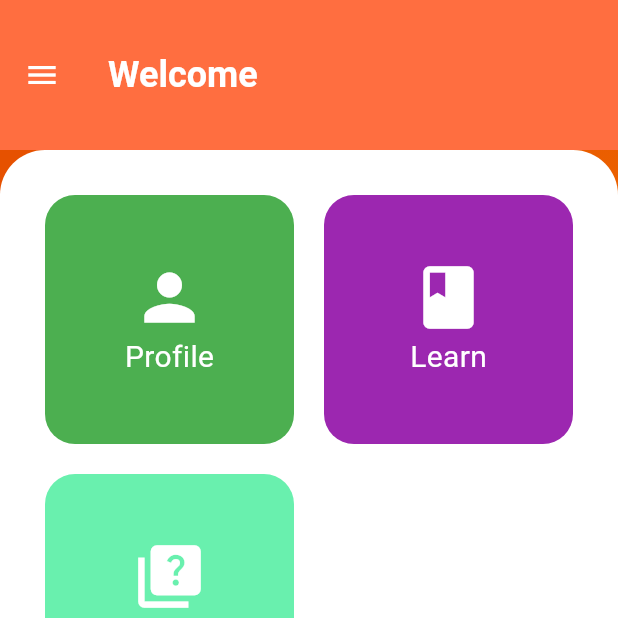
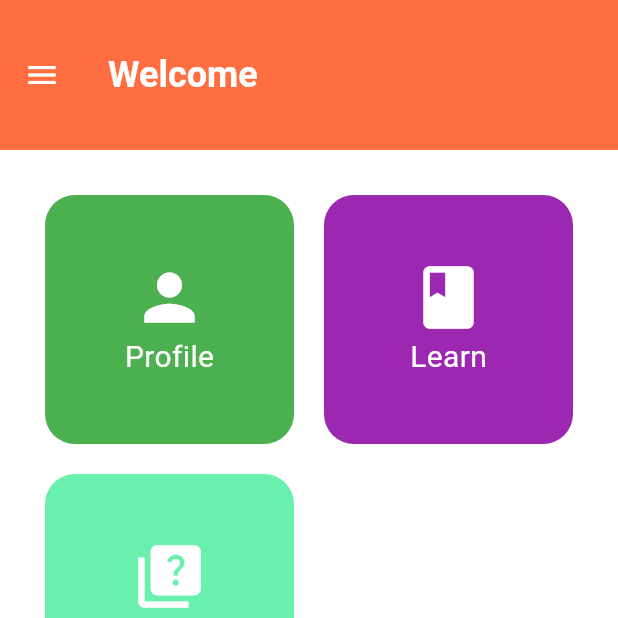
Before and after one commit to akebu6/SOLVEAURA, a Flutter app: the Home screen opened directly, on a phone screen of 412 x 824 dp, the top half of it. Run offline on Flutter 3.47's test engine with Material 2 defaults, Android fonts, the phone set to English and light mode, and no system bars; our stand-ins replace animate_do, appinio_swiper, firebase_auth, firebase_core, firebase_database, flip_card and 1 more; missing offline and left inert: alan_voice, flutter_session_manager; accounts and stored records are empty.

```diff
--- a/SolveAura/lib/ui/pages/home.dart
+++ b/SolveAura/lib/ui/pages/home.dart
@@ -165,8 +165,8 @@ class _HomeState extends State<Home> {
                 decoration: const BoxDecoration(
                     color: Colors.white,
                     borderRadius: BorderRadius.only(
-                        topLeft: Radius.circular(30),
-                        topRight: Radius.circular(30)
+                        topLeft: Radius.circular(0),
+                        topRight: Radius.circular(0)
                     )
                 ),
                 child: Padding(
```
